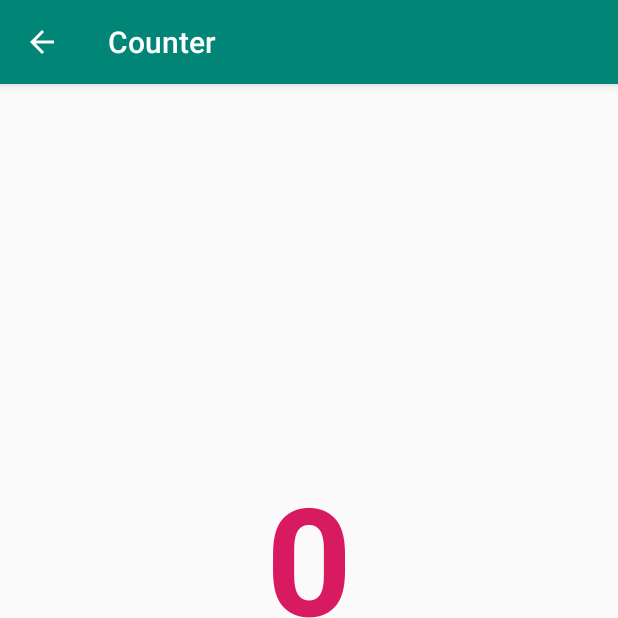
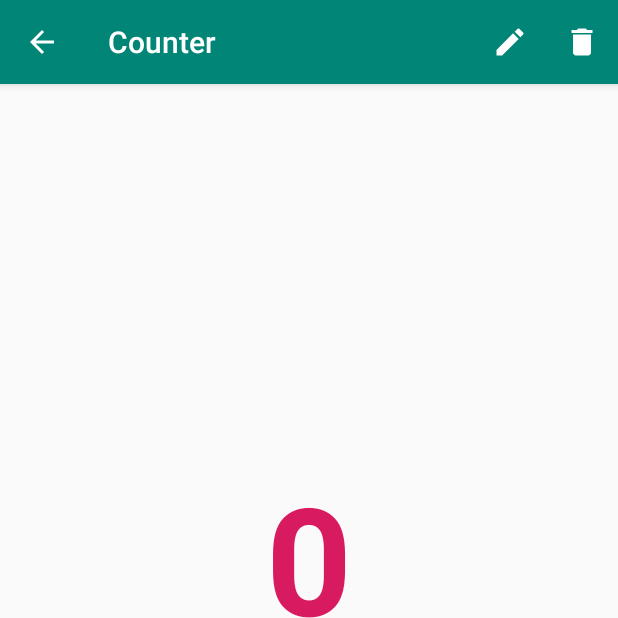
Before and after one commit to leonor16resende/Counter, an Android app: the CounterActivity screen opened directly, with no data from a screen before it, on a phone screen of 412 x 824 dp, the top half of it. Run offline under Robolectric (Android 15) with nearby library versions, the phone set to English and light mode, and no system bars.

Commit message:
Implement menu in CounterActivity to edit and delete a counter.

```diff
--- a/app/src/main/java/com/leonorresende/counter/CustomAdapter.java
+++ b/app/src/main/java/com/leonorresende/counter/CustomAdapter.java
@@ -41,7 +41,6 @@ public class CustomAdapter extends ArrayAdapter<AppCounter> {
         listItem.setOnClickListener(new View.OnClickListener() {
             @Override
             public void onClick(View view) {
-                Log.i("Item clicked", "NO. " + position);
                 MainActivity.goToCounter(currentCounter.getTitle(), currentCounter.getNumber());
             }
         });
--- /dev/null
+++ b/app/src/main/res/drawable/ic_add_white_24dp.xml
@@ -0,0 +1,5 @@
+<vector android:height="24dp" android:tint="#FFFFFF"
+    android:viewportHeight="24.0" android:viewportWidth="24.0"
+    android:width="24dp" xmlns:android="http://schemas.android.com/apk/res/android">
+    <path android:fillColor="#FF000000" android:pathData="M19,13h-6v6h-2v-6H5v-2h6V5h2v6h6v2z"/>
+</vector>
--- /dev/null
+++ b/app/src/main/res/drawable/ic_delete_white_24dp.xml
@@ -0,0 +1,5 @@
+<vector android:height="24dp" android:tint="#FFFFFF"
+    android:viewportHeight="24.0" android:viewportWidth="24.0"
+    android:width="24dp" xmlns:android="http://schemas.android.com/apk/res/android">
+    <path android:fillColor="#FF000000" android:pathData="M6,19c0,1.1 0.9,2 2,2h8c1.1,0 2,-0.9 2,-2V7H6v12zM19,4h-3.5l-1,-1h-5l-1,1H5v2h14V4z"/>
+</vector>
--- /dev/null
+++ b/app/src/main/res/drawable/ic_edit_white_24dp.xml
@@ -0,0 +1,5 @@
+<vector android:height="24dp" android:tint="#FFFFFF"
+    android:viewportHeight="24.0" android:viewportWidth="24.0"
+    android:width="24dp" xmlns:android="http://schemas.android.com/apk/res/android">
+    <path android:fillColor="#FF000000" android:pathData="M3,17.25V21h3.75L17.81,9.94l-3.75,-3.75L3,17.25zM20.71,7.04c0.39,-0.39 0.39,-1.02 0,-1.41l-2.34,-2.34c-0.39,-0.39 -1.02,-0.39 -1.41,0l-1.83,1.83 3.75,3.75 1.83,-1.83z"/>
+</vector>
--- a/app/src/main/res/layout/activity_main.xml
+++ b/app/src/main/res/layout/activity_main.xml
@@ -28,6 +28,6 @@
         android:layout_height="wrap_content"
         android:layout_gravity="bottom|end"
         android:layout_margin="@dimen/fab_margin"
-        app:srcCompat="@android:drawable/ic_input_add" />
+        app:srcCompat="@drawable/ic_add_white_24dp" />
 
 </androidx.coordinatorlayout.widget.CoordinatorLayout>
--- a/app/src/main/res/menu/menu_counter.xml
+++ b/app/src/main/res/menu/menu_counter.xml
@@ -1,5 +1,13 @@
 <?xml version="1.0" encoding="utf-8"?>
-<menu xmlns:android="http://schemas.android.com/apk/res/android">
-    <item android:id="@+id/edit_title" android:title="@string/edit_title" />
-    <item android:id="@+id/delete_counter" android:title="@string/delete_counter" />
+<menu xmlns:android="http://schemas.android.com/apk/res/android"
+    xmlns:app="http://schemas.android.com/apk/res-auto">
+    <item android:id="@+id/edit_title"
+        android:title="@string/edit_title"
+        app:showAsAction="always"
+        android:icon="@drawable/ic_edit_white_24dp"/>
+
+    <item android:id="@+id/delete_counter"
+        android:title="@string/delete_counter"
+        app:showAsAction="always"
+        android:icon="@drawable/ic_delete_white_24dp"/>
 </menu>
```
Also changed, not shown: app/src/main/java/com/leonorresende/counter/CounterActivity.java (+96 -10 lines), app/src/main/java/com/leonorresende/counter/MainActivity.java (+0 -21 lines), app/src/main/res/menu/menu_main.xml (deleted, +0 -10 lines).
